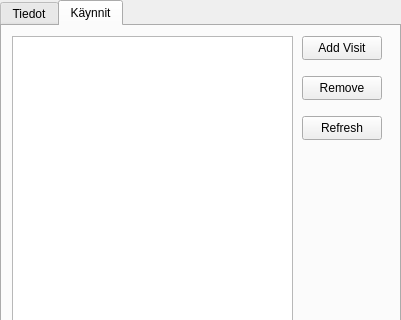
Above: customerinfo.ui from juhotuominen/CustomerManagerQT before the change; both pictures show x 0 to 401 and y 0 to 320 of the 401 by 585 pixel window. Below: the same form after it.
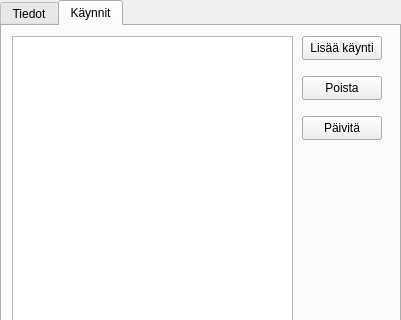
That is the form after the change. The open tabs and pages were chosen to show the change.

Commit message: customer and visit auto update when added

The edit to the form file:
```diff
--- a/customerinfo.ui
+++ b/customerinfo.ui
@@ -350,7 +350,7 @@
       </rect>
      </property>
      <property name="text">
-      <string>Add Visit</string>
+      <string>Lisää käynti</string>
      </property>
     </widget>
     <widget class="QPushButton" name="removeVisitButton">
@@ -363,7 +363,7 @@
       </rect>
      </property>
      <property name="text">
-      <string>Remove</string>
+      <string>Poista</string>
      </property>
     </widget>
     <widget class="QTextBrowser" name="textBrowser">
@@ -386,7 +386,7 @@
       </rect>
      </property>
      <property name="text">
-      <string>Refresh</string>
+      <string>Päivitä</string>
      </property>
     </widget>
    </widget>
```
Left out of the diff: 6 changed lines with no effect on the pictures. The commit also changes 11 other files.
